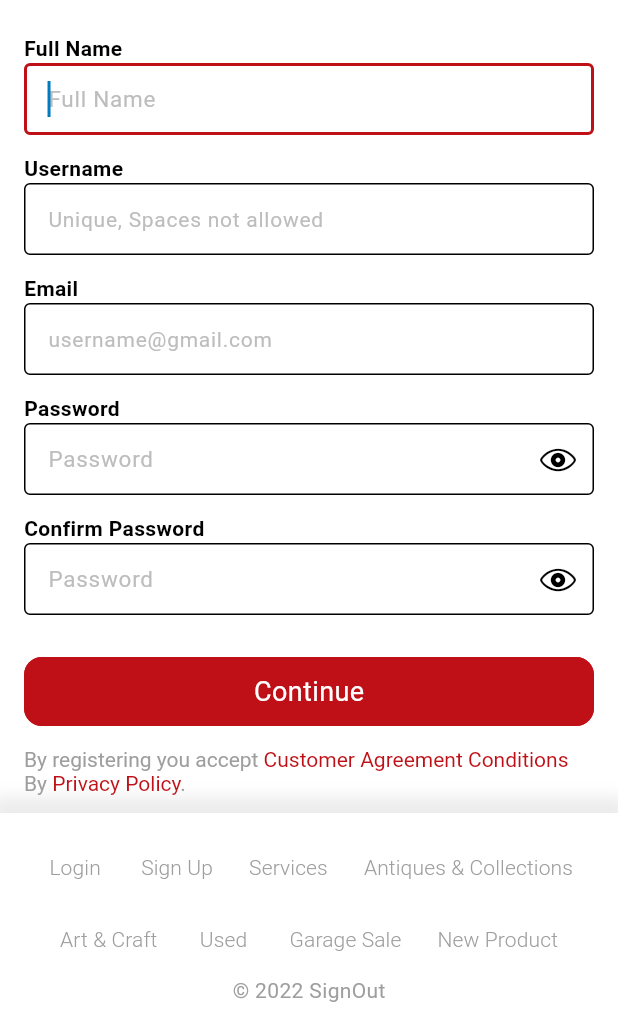
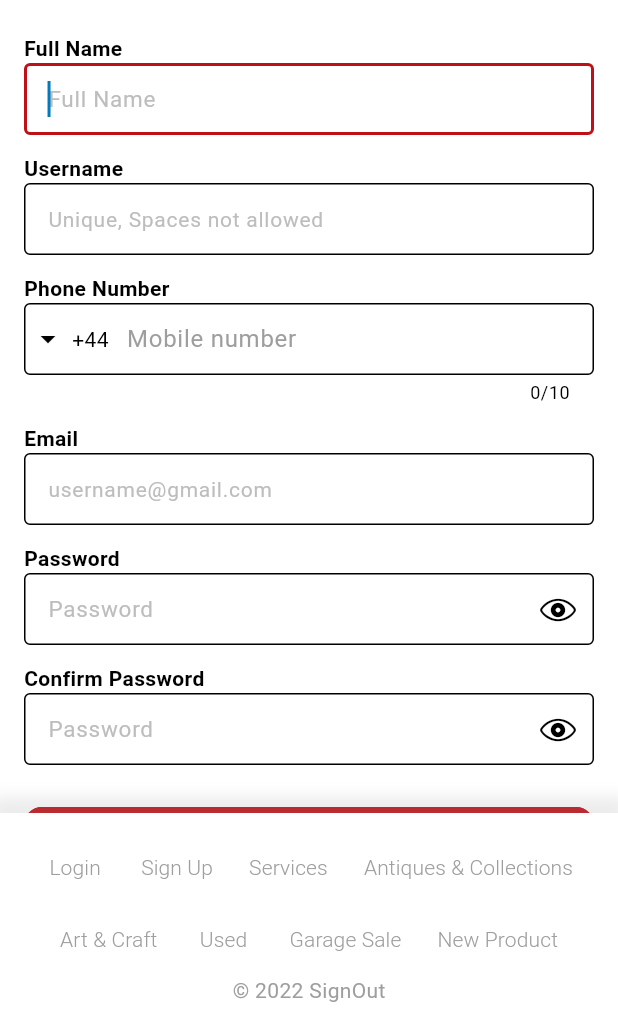
Before and after one commit to askabdulhaseeb/selloutapp, a Flutter app: the SignupScreen screen opened by its route, on a phone screen of 412 x 824 dp, the part 213-1236 px from its top. Run offline on Flutter 3.47's test engine with Material 2 defaults, Android fonts, the phone set to English and light mode, and no system bars; drawn by our look-alikes of intl_phone_field; our stand-ins replace cached_network_image, flutter_rating_bar, toggle_switch, video_player; statements that could not run were skipped.

Commit message:
account type + business register screen done

```diff
--- a/lib/config/routes/my_routies.dart
+++ b/lib/config/routes/my_routies.dart
@@ -1,6 +1,8 @@
 import 'package:flutter/material.dart';
 
 import '../../features/auth/signin/presentation/screens/signin_screen.dart';
+import '../../features/auth/signup/presentation/screens/account_type_screen.dart';
+import '../../features/auth/signup/presentation/screens/business_info_input_screen.dart';
 import '../../features/auth/signup/presentation/screens/signup_screen.dart';
 import '../../features/cart/display_cart/presentation/screens/display_cart_screen.dart';
 import '../../features/listing/create_listing/presentation/screens/create_listing_screen.dart';
@@ -17,6 +19,8 @@ final Map<String, WidgetBuilder> myRoutes = <String, WidgetBuilder>{
   // AUTH
   SigninScreen.routeName: (_) => const SigninScreen(),
   SignupScreen.routeName: (_) => const SignupScreen(),
+  AccountTypeScreen.routeName: (_) => const AccountTypeScreen(),
+  BusinessInfoInputScreen.routeName: (_) => const BusinessInfoInputScreen(),
   // DASHBOARD
   // USER
   DisplayProfileScreen.routeName: (_) => const DisplayProfileScreen(),
--- a/lib/core/widgets/phone_number_field.dart
+++ b/lib/core/widgets/phone_number_field.dart
@@ -19,25 +19,29 @@ class PhoneNumberField extends StatefulWidget {
 class _PhoneNumberFieldState extends State<PhoneNumberField> {
   @override
   Widget build(BuildContext context) {
-    return Container(
-      padding: const EdgeInsets.only(top: 10, right: 10),
-      decoration: BoxDecoration(
-        borderRadius: BorderRadius.circular(12),
-        color: Theme.of(context).dividerTheme.color,
+    return Padding(
+      padding: const EdgeInsets.symmetric(vertical: 6),
+      child: Column(
+        crossAxisAlignment: CrossAxisAlignment.start,
+        children: <Widget>[
+          const Text(
+            'Phone Number',
+            style: TextStyle(fontWeight: FontWeight.bold),
           ),
-      child: IntlPhoneField(
+          IntlPhoneField(
             textInputAction: TextInputAction.done,
-        showCountryFlag: true,
+            showCountryFlag: false,
             decoration: const InputDecoration(
               contentPadding: EdgeInsets.symmetric(horizontal: 12),
-          enabledBorder: InputBorder.none,
               labelText: 'Mobile number',
               labelStyle: TextStyle(color: Colors.grey),
-          border: InputBorder.none,
+              border: OutlineInputBorder(),
             ),
-        initialCountryCode: 'GB',
+            initialCountryCode: widget.initialCountryCode ?? 'GB',
             keyboardType: TextInputType.number,
             onChanged: widget.onChange!,
+          ),
+        ],
       ),
     );
   }
--- a/lib/features/auth/core/widgets/auth_sellout_title_widget.dart
+++ b/lib/features/auth/core/widgets/auth_sellout_title_widget.dart
@@ -1,7 +1,8 @@
 import 'package:flutter/material.dart';
 
 class AuthSelloutTitleWidget extends StatelessWidget {
-  const AuthSelloutTitleWidget({super.key});
+  const AuthSelloutTitleWidget({this.subtitle, super.key});
+  final String? subtitle;
 
   @override
   Widget build(BuildContext context) {
@@ -18,8 +19,9 @@ class AuthSelloutTitleWidget extends StatelessWidget {
               color: Theme.of(context).primaryColor,
             ),
           ),
-          const Text(
-            'SellOut helps you sell the stuff you want to the people you want',
+          Text(
+            subtitle ??
+                'SellOut helps you sell the stuff you want to the people you want',
             textAlign: TextAlign.center,
           ),
         ],
--- a/lib/features/auth/signup/presentation/providers/signup_provider.dart
+++ b/lib/features/auth/signup/presentation/providers/signup_provider.dart
@@ -1,4 +1,5 @@
 import 'package:flutter/material.dart';
+import 'package:intl_phone_field/phone_number.dart';
 
 class SignupProvider extends ChangeNotifier {
   void onSignup(BuildContext context) {
@@ -10,6 +11,18 @@ class SignupProvider extends ChangeNotifier {
       debugPrint(e.toString());
     }
     _onLoadingUpdate(false);
+  }
+
+  onPhoneNumberUpdate(PhoneNumber? value) {
+    if (value == null) return;
+    _phoneNumber = value;
+    notifyListeners();
+  }
+
+  onBusinessPhoneNumberUpdate(PhoneNumber? value) {
+    if (value == null) return;
+    _businessNumber = value;
+    notifyListeners();
   }
 
   void _onLoadingUpdate(bool value) {
@@ -25,6 +38,12 @@ class SignupProvider extends ChangeNotifier {
   TextEditingController get email => _email;
   TextEditingController get password => _password;
   TextEditingController get confirmPassword => _confirmPassword;
+  PhoneNumber get phoneNumber => _phoneNumber;
+  // Business
+  TextEditingController get title => _title;
+  TextEditingController get tag => _tag;
+  TextEditingController get website => _website;
+  PhoneNumber get businessNumber => _businessNumber;
 
   GlobalKey<FormState> get key => _key;
   bool get isLoading => _isLoading;
@@ -37,6 +56,20 @@ class SignupProvider extends ChangeNotifier {
   final TextEditingController _email = TextEditingController();
   final TextEditingController _password = TextEditingController();
   final TextEditingController _confirmPassword = TextEditingController();
+  PhoneNumber _phoneNumber = PhoneNumber(
+    countryISOCode: 'GB',
+    countryCode: 'GB',
+    number: '',
+  );
+  // Business
+  final TextEditingController _title = TextEditingController();
+  final TextEditingController _tag = TextEditingController();
+  final TextEditingController _website = TextEditingController();
+  PhoneNumber _businessNumber = PhoneNumber(
+    countryCode: 'GB',
+    countryISOCode: 'GB',
+    number: '',
+  );
   // Key
   final GlobalKey<FormState> _key = GlobalKey<FormState>();
   // Bool
--- a/lib/features/auth/signup/presentation/screens/signup_screen.dart
+++ b/lib/features/auth/signup/presentation/screens/signup_screen.dart
@@ -1,14 +1,17 @@
 import 'package:flutter/gestures.dart';
 import 'package:flutter/material.dart';
+import 'package:intl_phone_field/phone_number.dart';
 import 'package:provider/provider.dart';
 
 import '../../../../../core/widgets/custom_elevated_button.dart';
 import '../../../../../core/widgets/custom_textformfield.dart';
 import '../../../../../core/widgets/password_textformfield.dart';
+import '../../../../../core/widgets/phone_number_field.dart';
 import '../../../../../utils/app_validator.dart';
 import '../../../core/widgets/auth_bottom_feature_display_widget.dart';
 import '../../../core/widgets/auth_sellout_title_widget.dart';
 import '../providers/signup_provider.dart';
+import 'account_type_screen.dart';
 
 class SignupScreen extends StatelessWidget {
   const SignupScreen({Key? key}) : super(key: key);
@@ -50,6 +53,11 @@ class SignupScreen extends StatelessWidget {
                         validator: (String? value) =>
                             AppValidator.username(context, value),
                       ),
+                      PhoneNumberField(
+                        initialCountryCode: suPro.phoneNumber.countryCode,
+                        onChange: (PhoneNumber? value) =>
+                            suPro.onPhoneNumberUpdate(value),
+                      ),
                       CustomTextFormField(
                         controller: suPro.email,
                         title: 'Email',
@@ -72,7 +80,8 @@ class SignupScreen extends StatelessWidget {
                       CustomElevatedButton(
                         title: 'Continue',
                         isLoading: suPro.isLoading,
-                        onTap: () => suPro.onSignup(context),
+                        onTap: () => Navigator.of(context)
+                            .pushNamed(AccountTypeScreen.routeName),
                       ),
                       const SizedBox(height: 8),
                       RichText(
```
Also changed, not shown: lib/features/auth/signup/presentation/screens/account_type_screen.dart (added, +47 -0 lines), lib/features/auth/signup/presentation/screens/business_info_input_screen.dart (added, +59 -0 lines), lib/features/auth/signup/presentation/widgets/account_type_tile_widget.dart (added, +55 -0 lines). Lines whose indentation alone changed are shown as unchanged.
